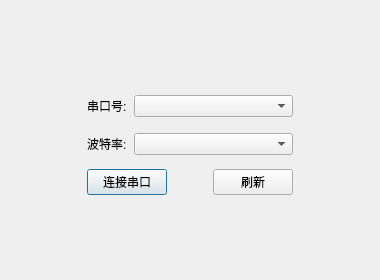
Qt form ui/SettingsDialog.ui (wuhu503/DataMonitor) before a commit.
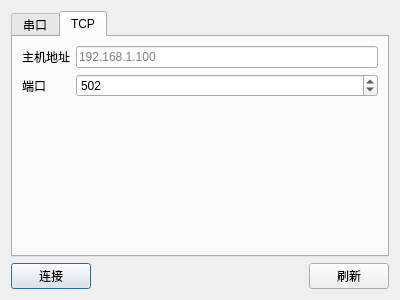
The same form after that commit. The open tabs and pages were chosen to show the change.

Patch:
```diff
--- a/ui/SettingsDialog.ui
+++ b/ui/SettingsDialog.ui
@@ -6,65 +6,28 @@
    <rect>
     <x>0</x>
     <y>0</y>
-    <width>380</width>
-    <height>280</height>
+    <width>400</width>
+    <height>300</height>
    </rect>
   </property>
   <property name="windowTitle">
    <string>串口配置</string>
   </property>
-  <layout class="QGridLayout" name="gridLayout_2">
-   <item row="0" column="1">
-    <spacer name="verticalSpacer">
-     <property name="orientation">
-      <enum>Qt::Orientation::Vertical</enum>
-     </property>
-     <property name="sizeHint" stdset="0">
-      <size>
-       <width>20</width>
-       <height>78</height>
-      </size>
-     </property>
-    </spacer>
-   </item>
-   <item row="1" column="0">
-    <spacer name="horizontalSpacer">
-     <property name="orientation">
-      <enum>Qt::Orientation::Horizontal</enum>
-     </property>
-     <property name="sizeHint" stdset="0">
-      <size>
-       <width>56</width>
-       <height>20</height>
-      </size>
-     </property>
-    </spacer>
-   </item>
-   <item row="1" column="1">
-    <widget class="QWidget" name="widget" native="true">
-     <layout class="QGridLayout" name="gridLayout" rowstretch="1,2" columnstretch="1,5">
-      <property name="leftMargin">
+  <layout class="QVBoxLayout" name="verticalLayout">
+   <item>
+    <widget class="QTabWidget" name="tabWidget">
+     <property name="currentIndex">
        <number>0</number>
       </property>
-      <property name="topMargin">
-       <number>0</number>
-      </property>
-      <property name="rightMargin">
-       <number>0</number>
-      </property>
-      <property name="bottomMargin">
-       <number>0</number>
-      </property>
-      <property name="horizontalSpacing">
-       <number>4</number>
-      </property>
-      <property name="verticalSpacing">
-       <number>10</number>
-      </property>
+     <widget class="QWidget" name="tabSerial">
+      <attribute name="title">
+       <string>串口</string>
+      </attribute>
+      <layout class="QFormLayout" name="formLayout">
       <item row="0" column="0">
        <widget class="QLabel" name="label">
         <property name="text">
-         <string>串口号: </string>
+          <string>串口号</string>
         </property>
        </widget>
       </item>
@@ -74,7 +37,7 @@
       <item row="1" column="0">
        <widget class="QLabel" name="label_2">
         <property name="text">
-         <string>波特率: </string>
+          <string>波特率</string>
         </property>
        </widget>
       </item>
@@ -83,31 +46,60 @@
       </item>
      </layout>
     </widget>
-   </item>
-   <item row="1" column="2">
-    <spacer name="horizontalSpacer_2">
-     <property name="orientation">
-      <enum>Qt::Orientation::Horizontal</enum>
-     </property>
-     <property name="sizeHint" stdset="0">
-      <size>
-       <width>56</width>
-       <height>20</height>
-      </size>
-     </property>
-    </spacer>
-   </item>
-   <item row="2" column="1">
+     <widget class="QWidget" name="tabTcp">
+      <attribute name="title">
+       <string>TCP</string>
+      </attribute>
+      <layout class="QFormLayout" name="formLayout_2">
+       <item row="0" column="0">
+        <widget class="QLabel" name="label_3">
+         <property name="text">
+          <string>主机地址</string>
+         </property>
+        </widget>
+       </item>
+       <item row="0" column="1">
+        <widget class="QLineEdit" name="lineEditHost">
+         <property name="placeholderText">
+          <string>192.168.1.100</string>
+         </property>
+        </widget>
+       </item>
+       <item row="1" column="0">
+        <widget class="QLabel" name="label_4">
+         <property name="text">
+          <string>端口</string>
+         </property>
+        </widget>
+       </item>
+       <item row="1" column="1">
+        <widget class="QSpinBox" name="spinBoxPort">
+         <property name="minimum">
+          <number>1</number>
+         </property>
+         <property name="maximum">
+          <number>65535</number>
+         </property>
+         <property name="value">
+          <number>502</number>
+         </property>
+        </widget>
+       </item>
+      </layout>
+     </widget>
+    </widget>
+   </item>
+   <item>
     <layout class="QHBoxLayout" name="horizontalLayout">
      <item>
       <widget class="QPushButton" name="btnConnect">
        <property name="text">
-        <string>连接串口</string>
+        <string>连接</string>
        </property>
       </widget>
      </item>
      <item>
-      <spacer name="horizontalSpacer_3">
+      <spacer name="horizontalSpacer">
        <property name="orientation">
         <enum>Qt::Orientation::Horizontal</enum>
        </property>
@@ -128,19 +120,6 @@
      </item>
     </layout>
    </item>
-   <item row="3" column="1">
-    <spacer name="verticalSpacer_2">
-     <property name="orientation">
-      <enum>Qt::Orientation::Vertical</enum>
-     </property>
-     <property name="sizeHint" stdset="0">
-      <size>
-       <width>20</width>
-       <height>53</height>
-      </size>
-     </property>
-    </spacer>
-   </item>
   </layout>
  </widget>
  <resources/>
```
Lines whose indentation alone changed are shown as unchanged.
